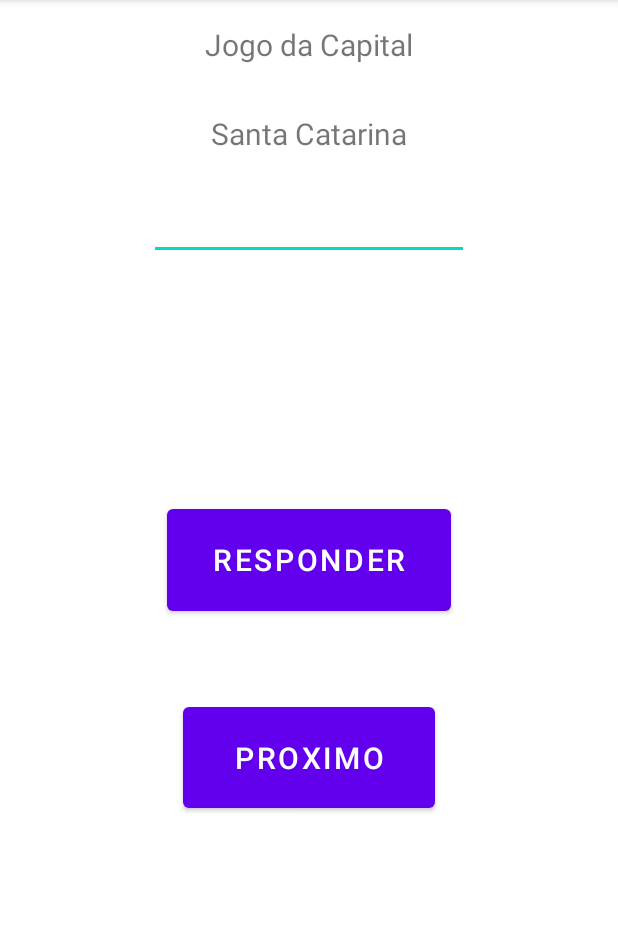
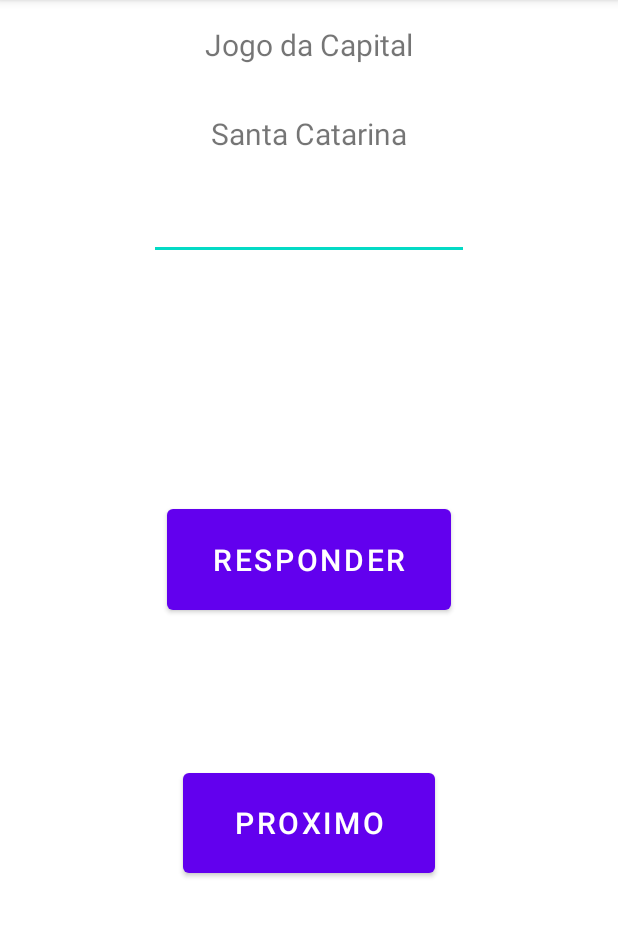
Before and after one commit to jackson-jk1/JogoCapital, an Android app: the screen it shows after launch (MainActivity), on a phone screen of 412 x 824 dp, the part 84-1021 px from its top. Run offline under Robolectric (Android 15) with nearby library versions, the phone set to English and light mode, and no system bars.

```diff
--- a/app/src/main/res/layout/activity_main.xml
+++ b/app/src/main/res/layout/activity_main.xml
@@ -72,11 +72,11 @@
         android:id="@+id/enviar"
         android:layout_width="189dp"
         android:layout_height="0dp"
-        android:layout_marginBottom="52dp"
+        android:layout_marginBottom="21dp"
         android:onClick="getResposta"
         android:text="Responder"
         android:textSize="20sp"
-        app:layout_constraintBottom_toTopOf="@+id/proximo"
+        app:layout_constraintBottom_toTopOf="@+id/reiniciar"
         app:layout_constraintEnd_toEndOf="parent"
         app:layout_constraintStart_toStartOf="parent"
         app:layout_constraintTop_toBottomOf="@+id/pontuacao" />
@@ -85,13 +85,29 @@
         android:id="@+id/proximo"
         android:layout_width="168dp"
         android:layout_height="0dp"
-        android:layout_marginBottom="223dp"
+        android:layout_marginBottom="180dp"
         android:onClick="proximaPergunta"
         android:text="Proximo"
         android:textSize="20sp"
         app:layout_constraintBottom_toBottomOf="parent"
         app:layout_constraintEnd_toEndOf="parent"
         app:layout_constraintStart_toStartOf="parent"
+        app:layout_constraintTop_toBottomOf="@+id/reiniciar" />
+
+    <Button
+        android:id="@+id/reiniciar"
+        android:layout_width="wrap_content"
+        android:layout_height="wrap_content"
+        android:layout_marginStart="33dp"
+        android:layout_marginBottom="27dp"
+        android:onClick="reiniciar"
+        android:text="Reiniciar"
+        android:textSize="20sp"
+        android:visibility="invisible"
+        app:layout_constraintBottom_toTopOf="@+id/proximo"
+        app:layout_constraintEnd_toEndOf="parent"
+        app:layout_constraintHorizontal_bias="0.423"
+        app:layout_constraintStart_toStartOf="parent"
         app:layout_constraintTop_toBottomOf="@+id/enviar" />
 
 </androidx.constraintlayout.widget.ConstraintLayout>
```
Also changed, not shown: app/src/main/java/com/example/jogocapitalapp/MainActivity.java (+28 -0 lines), 1 other file.
